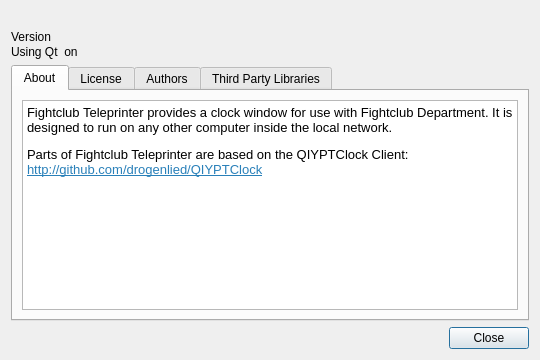
This is teleprinter/aboutdialog.ui in SFr682k/fightclub as Qt 5 draws it before an edit. The edited form follows.
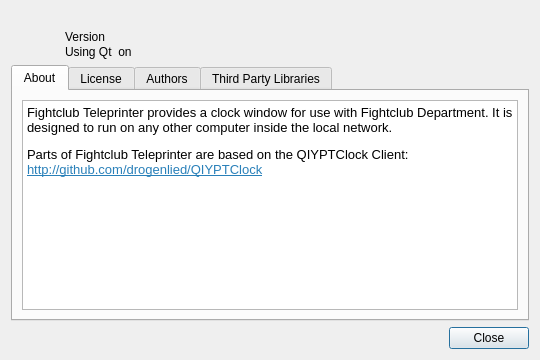
This is the edited form. Icons and pictures are not drawn.

What changed in the file:
```diff
--- a/teleprinter/aboutdialog.ui
+++ b/teleprinter/aboutdialog.ui
@@ -31,6 +31,28 @@
   <layout class="QVBoxLayout" name="verticalLayout_2">
    <item>
     <layout class="QHBoxLayout" name="horizontalLayout">
+     <item>
+      <widget class="QLabel" name="fightclublogolabel">
+       <property name="minimumSize">
+        <size>
+         <width>48</width>
+         <height>48</height>
+        </size>
+       </property>
+       <property name="maximumSize">
+        <size>
+         <width>48</width>
+         <height>48</height>
+        </size>
+       </property>
+       <property name="text">
+        <string/>
+       </property>
+       <property name="scaledContents">
+        <bool>true</bool>
+       </property>
+      </widget>
+     </item>
      <item>
       <layout class="QVBoxLayout" name="verticalLayout">
        <property name="spacing">
```
